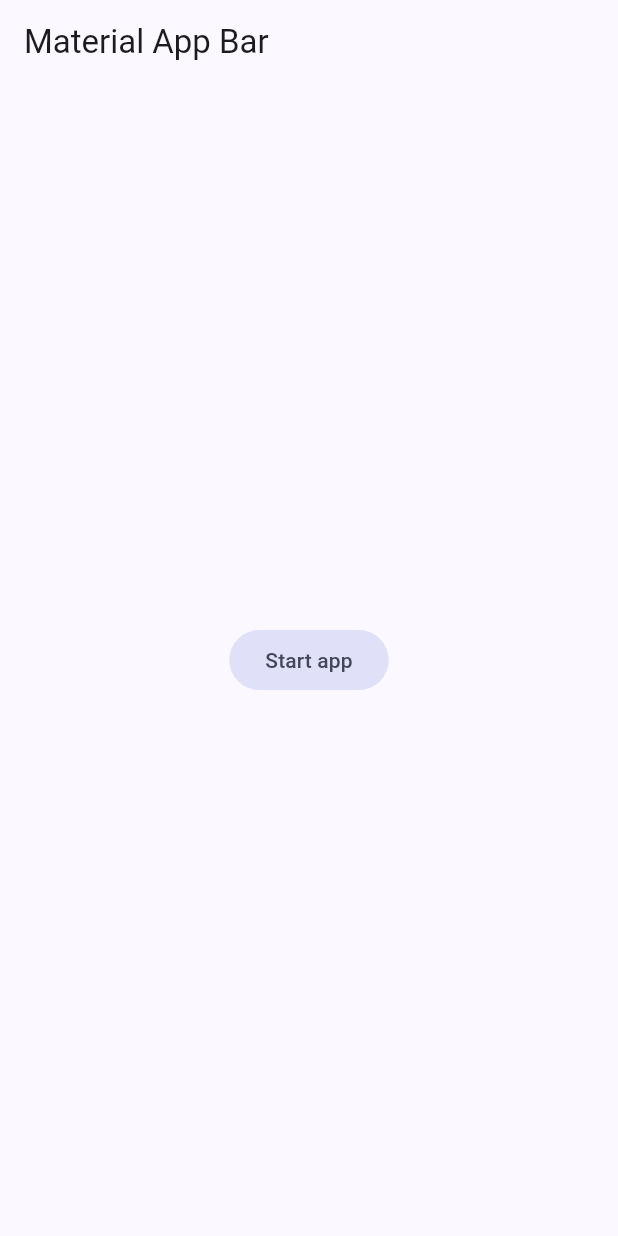
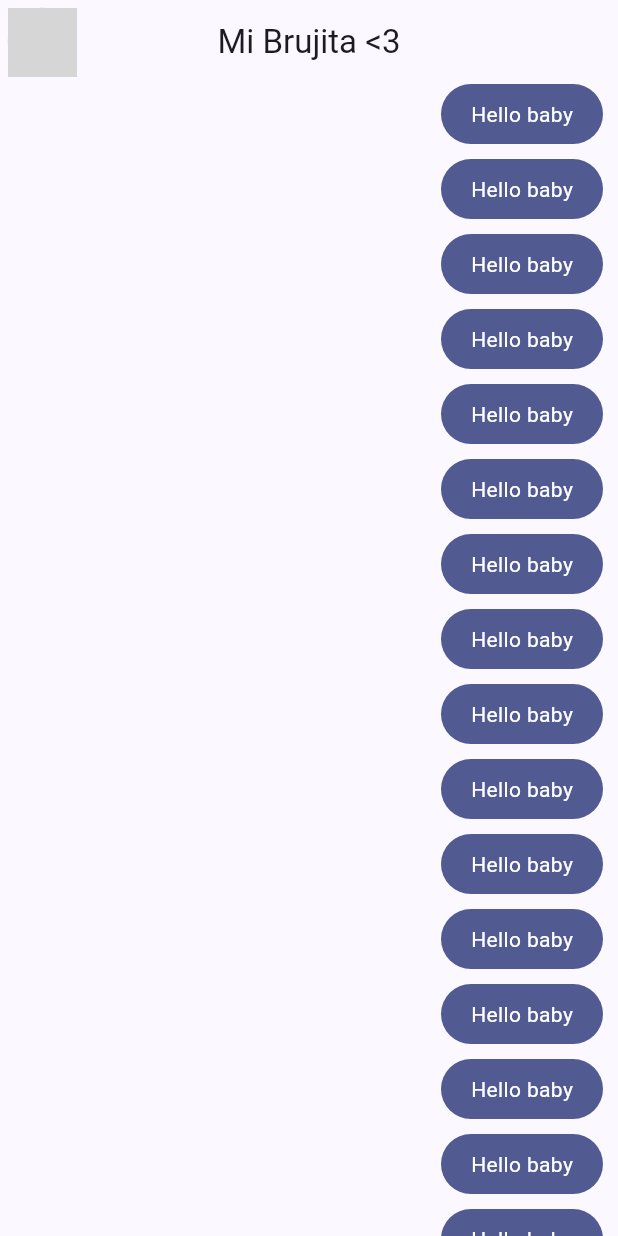
Before and after one commit to frankops11/maybe_app, a Flutter app: the screen it shows after launch, on a phone screen of 412 x 824 dp. Run offline on Flutter 3.47's test engine with Material 2 defaults, Android fonts, the phone set to English and light mode, and no system bars; network calls fail; grey boxes are pictures that could not be loaded.

Commit message:
add layout ans separate presentation

```diff
--- a/lib/main.dart
+++ b/lib/main.dart
@@ -1,4 +1,5 @@
 import 'package:flutter/material.dart';
+import 'package:maybe_app/screens/chat_screen.dart';
 import 'package:maybe_app/theme/app_theme.dart';
 
 void main() => runApp(const MyApp());
@@ -12,15 +13,7 @@ class MyApp extends StatelessWidget {
       debugShowCheckedModeBanner: false,
       title: 'Maybe App',
       theme: AppTheme(selectedColor: 2).theme(),
-      home: Scaffold(
-        appBar: AppBar(
-          title: const Text('Material App Bar'),
-        ),
-        body: Center(
-          child: FilledButton.tonal(
-              onPressed: () {}, child: const Text('Start app')),
-        ),
-      ),
+      home: const ChatScreen(),
     );
   }
 }
--- /dev/null
+++ b/lib/screens/chat_screen.dart
@@ -0,0 +1,28 @@
+import 'package:flutter/material.dart';
+import 'package:maybe_app/widgets/bubble_message.dart';
+import 'package:maybe_app/widgets/chat_header.dart';
+
+class ChatScreen extends StatelessWidget {
+  const ChatScreen({super.key});
+
+  @override
+  Widget build(BuildContext context) {
+    return Scaffold(
+        appBar: const ChatHeader(),
+        body: SafeArea(
+            child: Padding(
+          padding: const EdgeInsets.symmetric(horizontal: 10),
+          child: Column(
+            children: [
+              Expanded(
+                  child: ListView.builder(
+                itemCount: 100,
+                itemBuilder: (context, index) {
+                  return const BubbleMessage();
+                },
+              ))
+            ],
+          ),
+        )));
+  }
+}
--- /dev/null
+++ b/lib/widgets/bubble_message.dart
@@ -0,0 +1,30 @@
+import 'package:flutter/material.dart';
+
+class BubbleMessage extends StatelessWidget {
+  const BubbleMessage({super.key});
+
+  @override
+  Widget build(BuildContext context) {
+    final colors = Theme.of(context).colorScheme;
+
+    return Column(
+      crossAxisAlignment: CrossAxisAlignment.end,
+      children: [
+        Container(
+          decoration: BoxDecoration(
+              color: colors.primary, borderRadius: BorderRadius.circular(20)),
+          child: const Padding(
+            padding: EdgeInsets.symmetric(horizontal: 20, vertical: 10),
+            child: Text(
+              'Hello baby',
+              style: TextStyle(color: Colors.white),
+            ),
+          ),
+        ),
+        const SizedBox(
+          height: 10,
+        )
+      ],
+    );
+  }
+}
--- /dev/null
+++ b/lib/widgets/chat_header.dart
@@ -0,0 +1,24 @@
+import 'package:flutter/material.dart';
+
+class ChatHeader extends StatelessWidget implements PreferredSizeWidget {
+  const ChatHeader({
+    super.key,
+  });
+
+  @override
+  Widget build(BuildContext context) {
+    return AppBar(
+        title: const Text('Mi Brujita <3'),
+        centerTitle: true,
+        leading: const Padding(
+          padding: EdgeInsets.all(5.0),
+          child: CircleAvatar(
+            backgroundImage: NetworkImage(
+                'https://m.media-amazon.com/images/S/pv-target-images/720c7374f9b94dfa337e627187600ee568a1f933245c5c3fb6c3e4c8274c08c1.jpg'),
+          ),
+        ));
+  }
+
+  @override
+  Size get preferredSize => const Size.fromHeight(kToolbarHeight);
+}
```
